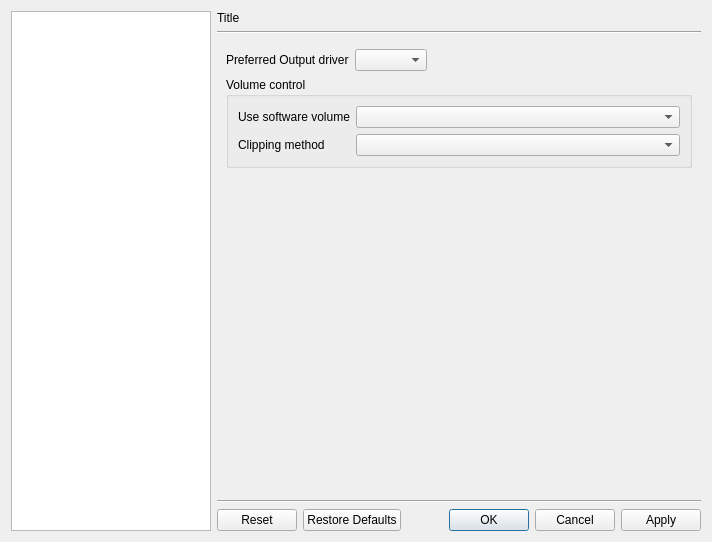
Qt form src/cmplayer/ui/prefdialog.ui (bylee20/bomi) before a commit.
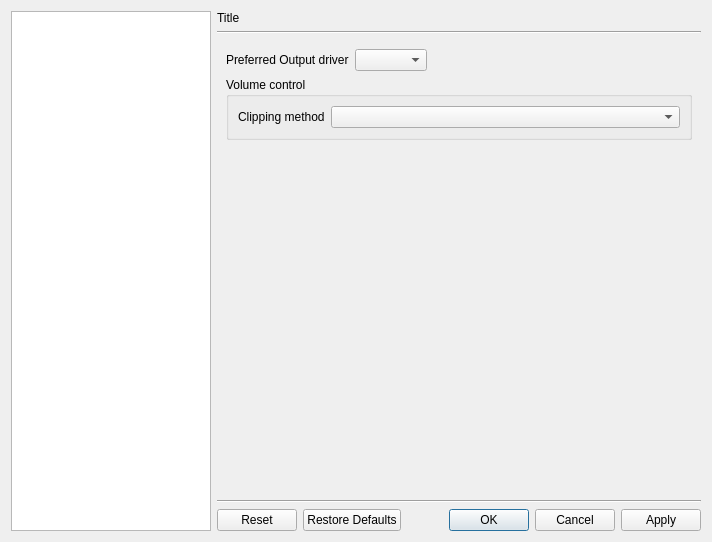
The same form after that commit. The open tabs and pages were chosen to show the change. Icons and pictures are not drawn. Custom widgets are drawn as their Qt base class.

Commit message:
* Mod: use software volume always * Mod: remove 'Always' menu in 'Deinterlace'
+ some refactorings

What changed in the file:
```diff
--- a/src/cmplayer/ui/prefdialog.ui
+++ b/src/cmplayer/ui/prefdialog.ui
@@ -450,24 +450,17 @@
             <string>Volume control</string>
            </property>
            <layout class="QFormLayout" name="formLayout_15">
+            <property name="fieldGrowthPolicy">
+             <enum>QFormLayout::AllNonFixedFieldsGrow</enum>
+            </property>
             <item row="0" column="0">
-             <widget class="QLabel" name="label_46">
-              <property name="text">
-               <string>Use software volume</string>
-              </property>
-             </widget>
-            </item>
-            <item row="0" column="1">
-             <widget class="SoftwareVolumeComboBox" name="software_volume"/>
-            </item>
-            <item row="1" column="0">
              <widget class="QLabel" name="label_50">
               <property name="text">
                <string>Clipping method</string>
               </property>
              </widget>
             </item>
-            <item row="1" column="1">
+            <item row="0" column="1">
              <widget class="ClippingMethodComboBox" name="clipping_method"/>
             </item>
            </layout>
@@ -3194,11 +3187,6 @@
    <extends>QComboBox</extends>
    <header>widgets.hpp</header>
   </customwidget>
-  <customwidget>
-   <class>SoftwareVolumeComboBox</class>
-   <extends>QComboBox</extends>
-   <header>widgets.hpp</header>
-  </customwidget>
   <customwidget>
    <class>ClippingMethodComboBox</class>
    <extends>QComboBox</extends>
```
Left out of the diff: 2 changed lines with no effect on the pictures. The commit also changes 47 other files.
